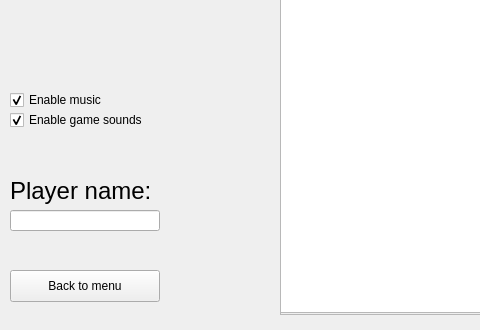
Before: the Qt Designer form tetris.ui in trygvevang/MiniGames, drawn with Qt 5; both pictures show x 0 to 480 and y 320 to 650 of the 600 by 650 pixel window.
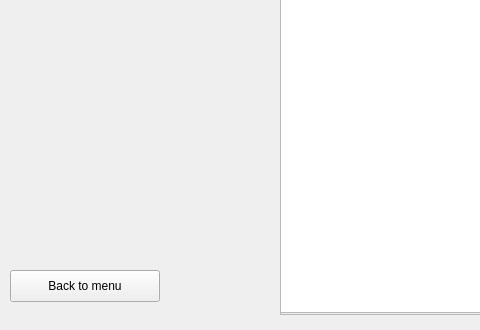
After: the same form once the commit is applied.

Commit message: Removing settings UI from tetris game, settings is set from main menu

Diff of the .ui file:
```diff
--- a/tetris.ui
+++ b/tetris.ui
@@ -140,72 +140,6 @@
     <string>Play</string>
    </property>
   </widget>
-  <widget class="QCheckBox" name="playGameMusic">
-   <property name="enabled">
-    <bool>true</bool>
-   </property>
-   <property name="geometry">
-    <rect>
-     <x>10</x>
-     <y>410</y>
-     <width>131</width>
-     <height>20</height>
-    </rect>
-   </property>
-   <property name="text">
-    <string>Enable music</string>
-   </property>
-   <property name="checked">
-    <bool>true</bool>
-   </property>
-  </widget>
-  <widget class="QCheckBox" name="playGameSounds">
-   <property name="geometry">
-    <rect>
-     <x>10</x>
-     <y>430</y>
-     <width>151</width>
-     <height>20</height>
-    </rect>
-   </property>
-   <property name="text">
-    <string>Enable game sounds</string>
-   </property>
-   <property name="checked">
-    <bool>true</bool>
-   </property>
-  </widget>
-  <widget class="QLineEdit" name="playerName">
-   <property name="geometry">
-    <rect>
-     <x>10</x>
-     <y>530</y>
-     <width>150</width>
-     <height>21</height>
-    </rect>
-   </property>
-   <property name="text">
-    <string/>
-   </property>
-  </widget>
-  <widget class="QLabel" name="label">
-   <property name="geometry">
-    <rect>
-     <x>10</x>
-     <y>490</y>
-     <width>150</width>
-     <height>41</height>
-    </rect>
-   </property>
-   <property name="font">
-    <font>
-     <pointsize>18</pointsize>
-    </font>
-   </property>
-   <property name="text">
-    <string>Player name:</string>
-   </property>
-  </widget>
   <widget class="QLabel" name="levelLabel">
    <property name="geometry">
     <rect>
```
Left out of the diff: 4 changed lines with no effect on the pictures. The commit also changes 2 other files.
